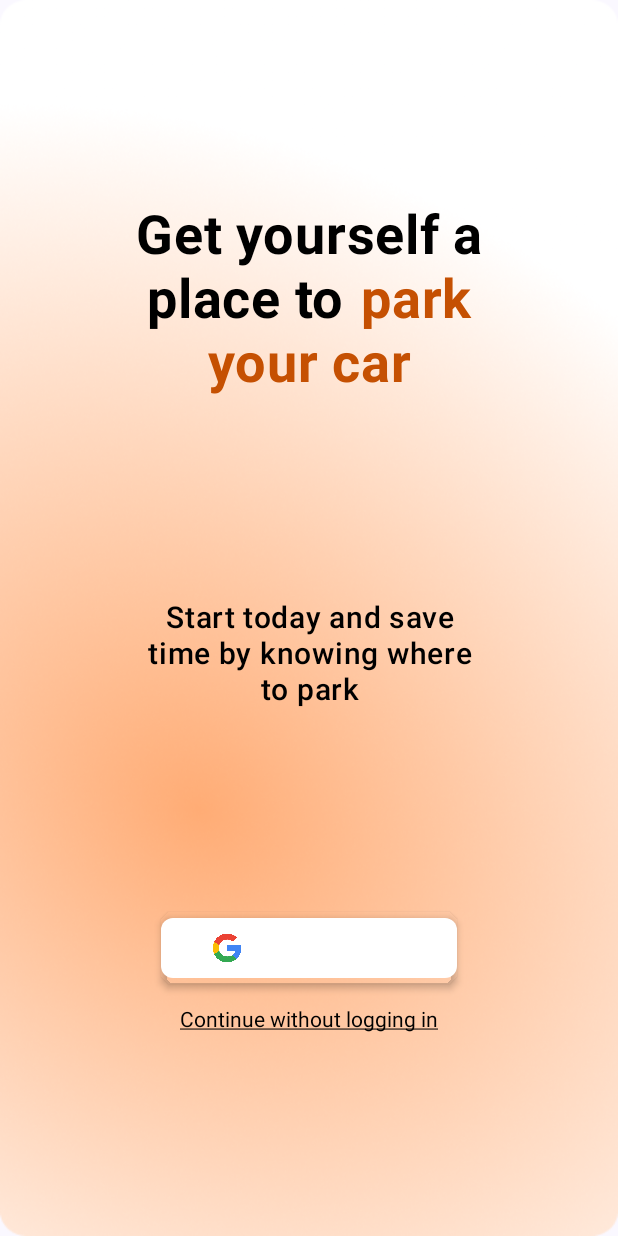
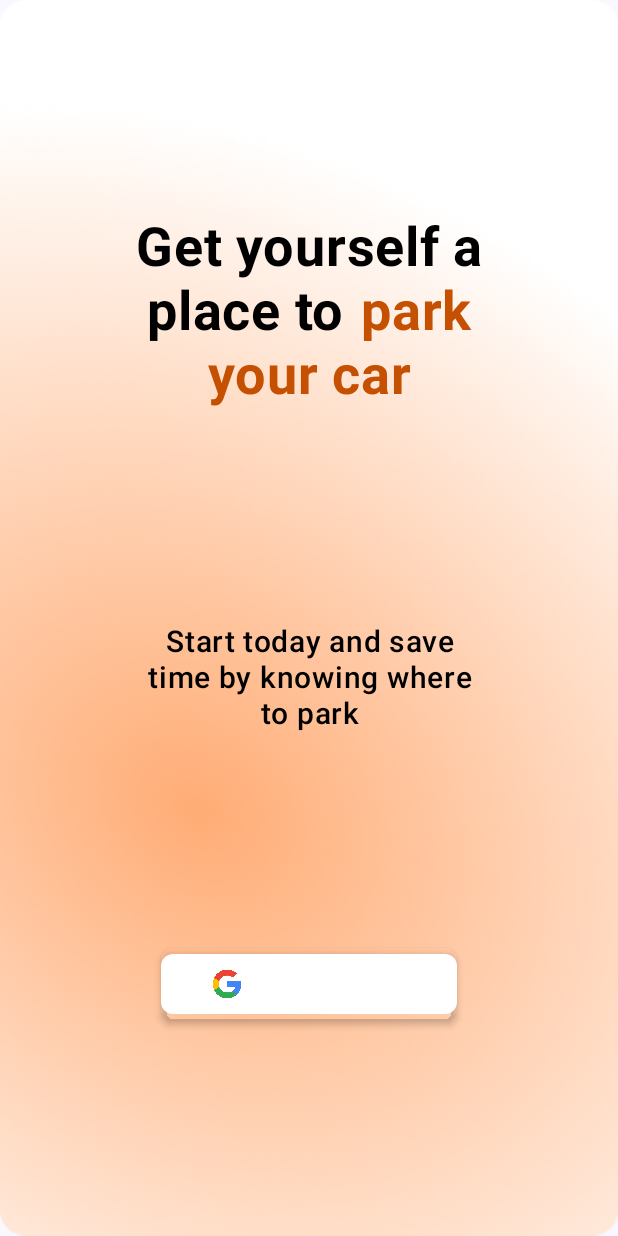
Before and after one commit to Nook-UA/nook_app, an Android app built with Jetpack Compose: the screen it shows after launch (MainActivity), on a phone screen of 412 x 824 dp. Run offline under Robolectric (Android 15) with nearby library versions, the phone set to English and light mode, and no system bars; our stand-ins replace Firebase (no records; nobody signed in at launch, a user with empty details on screens opened directly).

Commit message:
ESNOOK-47 Removed continue with sign in option

```diff
--- a/app/src/main/java/com/es_g05/nook_app/ui/screens/SignInScreen.kt
+++ b/app/src/main/java/com/es_g05/nook_app/ui/screens/SignInScreen.kt
@@ -8,10 +8,8 @@ import androidx.compose.foundation.layout.Column
 import androidx.compose.foundation.layout.Row
 import androidx.compose.foundation.layout.Spacer
 import androidx.compose.foundation.layout.fillMaxSize
-import androidx.compose.foundation.layout.height
 import androidx.compose.foundation.layout.padding
 import androidx.compose.foundation.layout.width
-import androidx.compose.foundation.text.ClickableText
 import androidx.compose.material3.Text
 import androidx.compose.runtime.Composable
 import androidx.compose.runtime.LaunchedEffect
@@ -21,11 +19,8 @@ import androidx.compose.ui.graphics.Color
 import androidx.compose.ui.layout.ContentScale
 import androidx.compose.ui.platform.LocalContext
 import androidx.compose.ui.res.painterResource
-import androidx.compose.ui.text.AnnotatedString
-import androidx.compose.ui.text.TextStyle
 import androidx.compose.ui.text.font.FontWeight
 import androidx.compose.ui.text.style.TextAlign
-import androidx.compose.ui.text.style.TextDecoration
 import androidx.compose.ui.unit.dp
 import androidx.compose.ui.unit.sp
 import com.es_g05.nook_app.R
@@ -71,19 +66,6 @@ fun SignInScreen(
                 horizontalAlignment = Alignment.CenterHorizontally
             ) {
                 GoogleSignInButton(onSignInClick = onSignInClick)
-
-                Spacer(modifier = Modifier.height(8.dp))
-
-                ClickableText(
-                    text = AnnotatedString("Continue without logging in"),
-                    onClick = { },
-                    modifier = Modifier.padding(top = 8.dp),
-                    style = TextStyle(
-                        fontSize = 14.sp,
-                        textAlign = TextAlign.Center,
-                        textDecoration = TextDecoration.Underline
-                    )
-                )
             }
         }
     }
```
